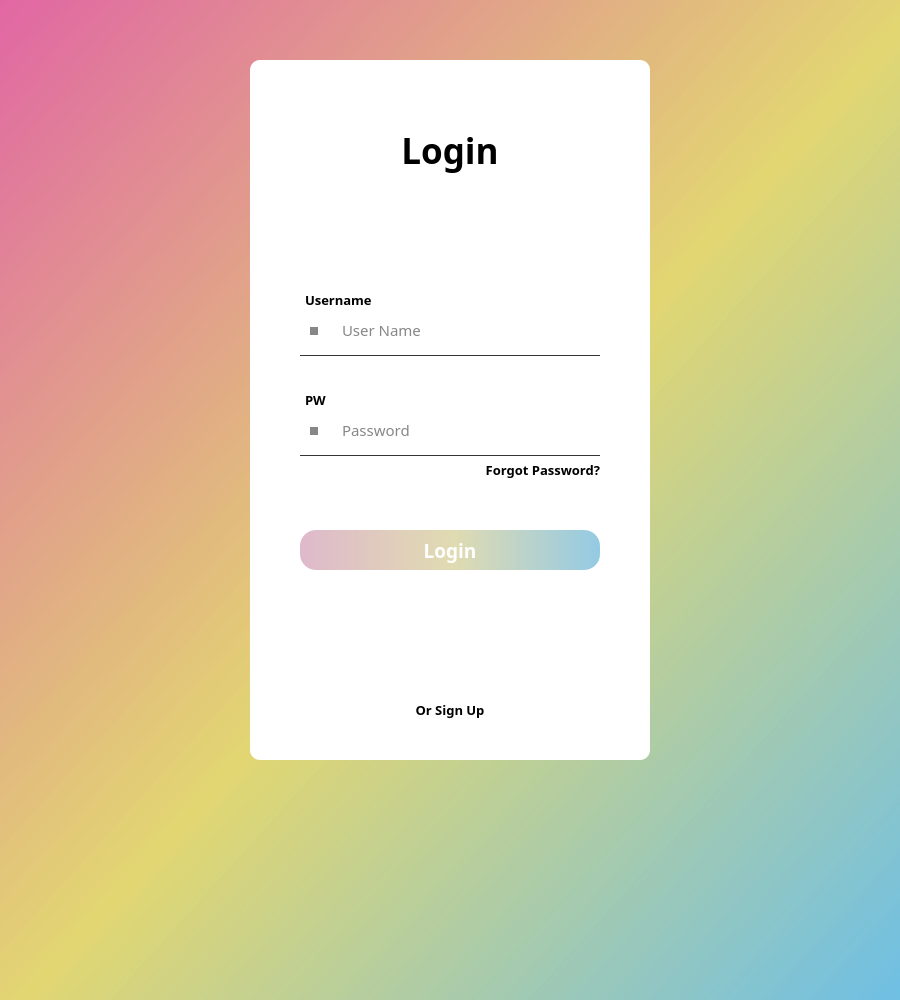
Above: login.ui from player62/Date-Manger before the change. Below: the same form after it.
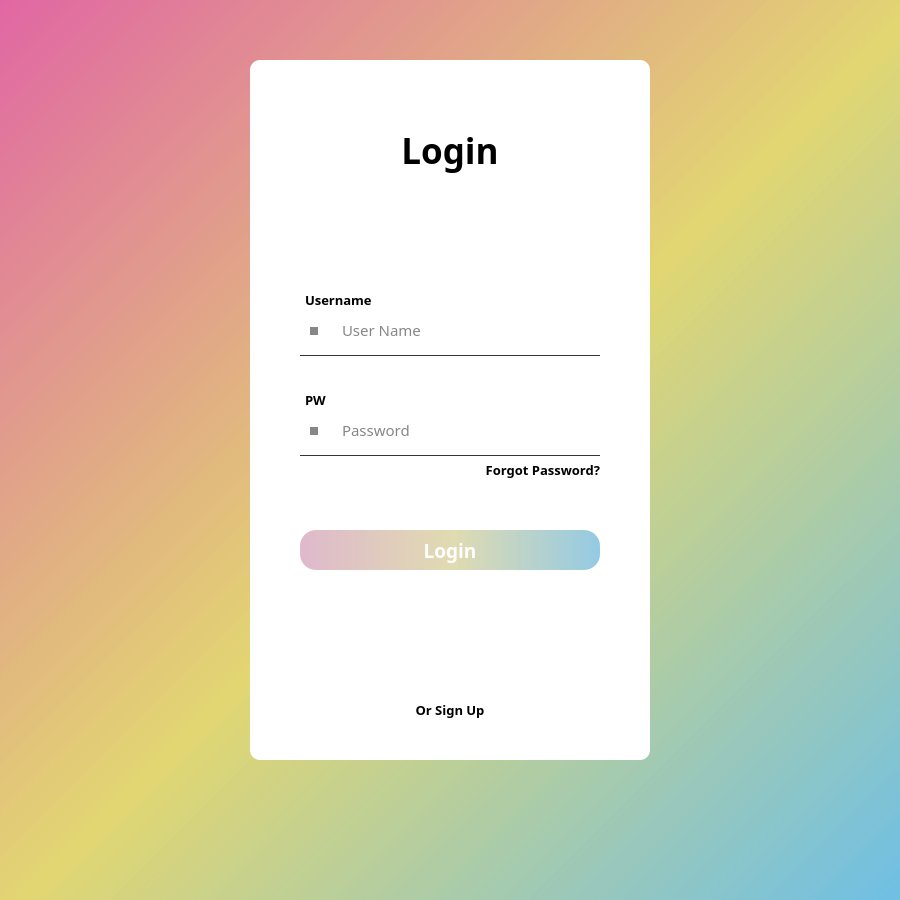
That is the form after the change.

```diff
--- a/login.ui
+++ b/login.ui
@@ -7,7 +7,7 @@
     <x>0</x>
     <y>0</y>
     <width>900</width>
-    <height>1000</height>
+    <height>900</height>
    </rect>
   </property>
   <property name="font">
```
